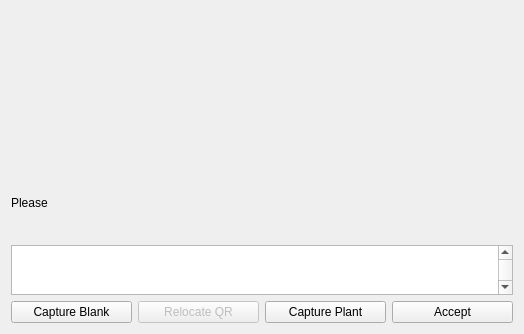
Before: the Qt Designer form captureplant.ui in DryFrost/PhotogonMDI, drawn with Qt 5.
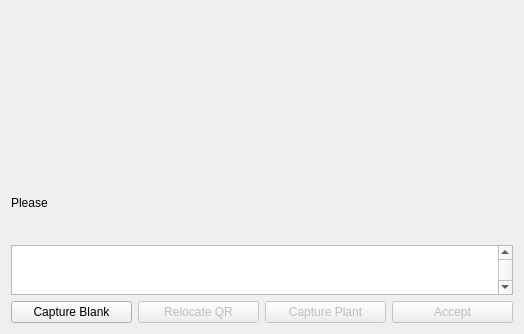
After: the same form once the commit is applied.

```diff
--- a/captureplant.ui
+++ b/captureplant.ui
@@ -107,6 +107,9 @@
      </item>
      <item>
       <widget class="QPushButton" name="pushButton">
+       <property name="enabled">
+        <bool>false</bool>
+       </property>
        <property name="text">
         <string>Capture Plant</string>
        </property>
@@ -114,6 +117,9 @@
      </item>
      <item>
       <widget class="QPushButton" name="pushButton_2">
+       <property name="enabled">
+        <bool>false</bool>
+       </property>
        <property name="text">
         <string>Accept</string>
        </property>
```
